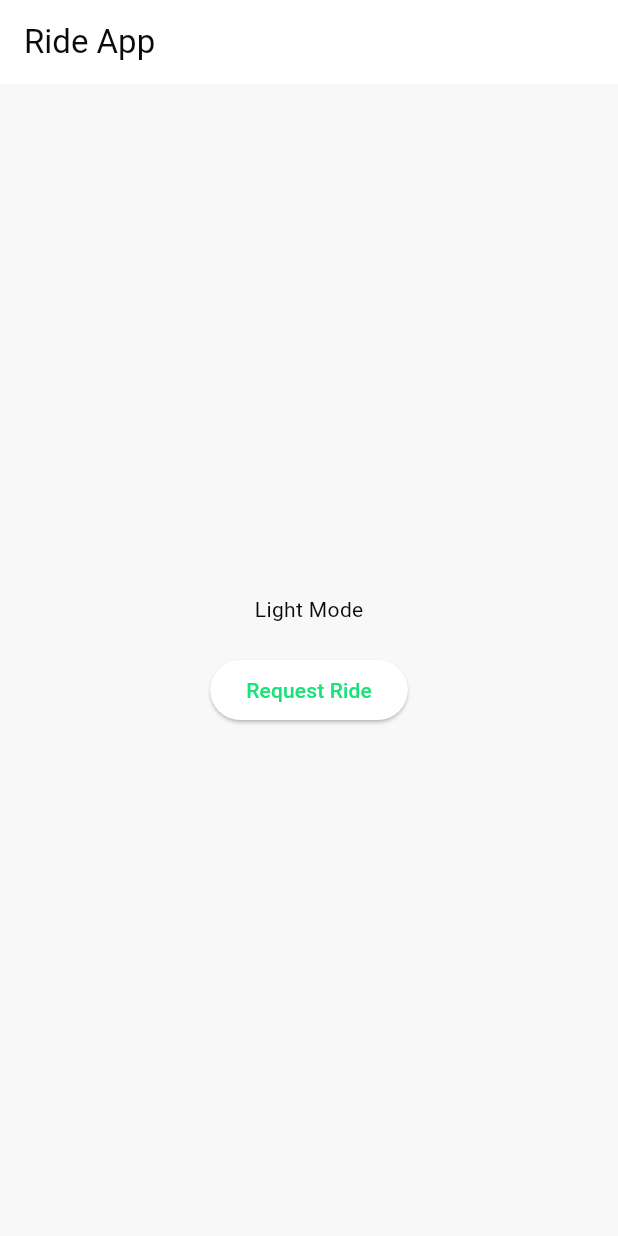
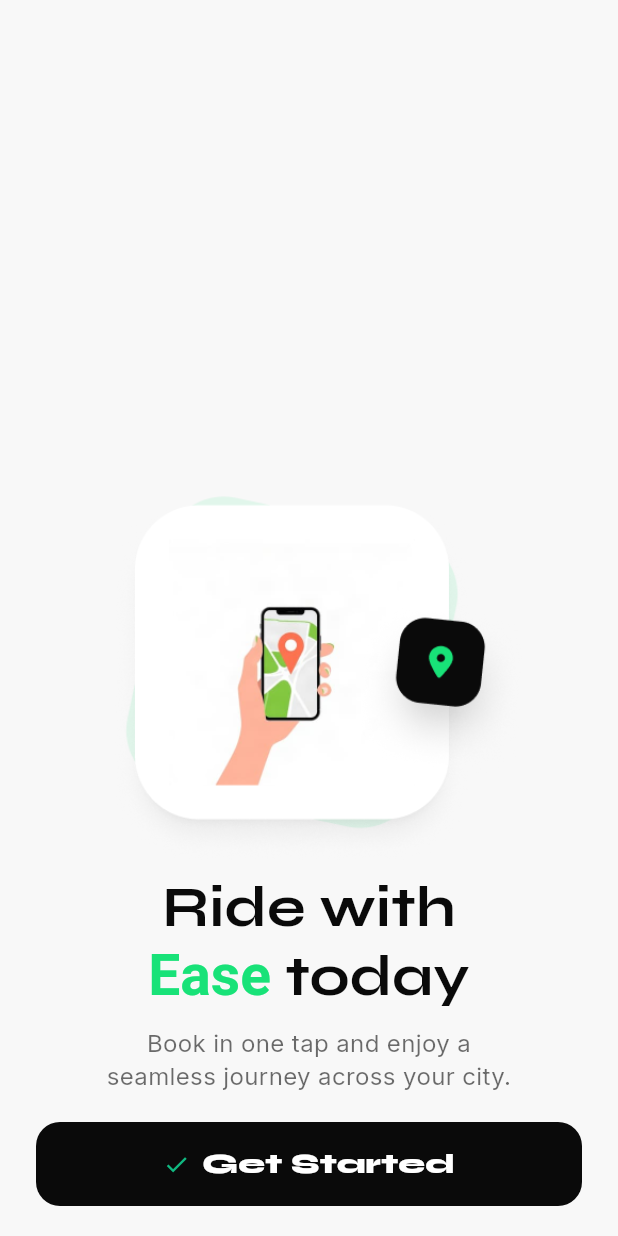
Before and after one commit to Ayooluwa01/EasyRide-MobileApp, a Flutter app: the screen it shows after launch, on a phone screen of 412 x 824 dp. Run offline on Flutter 3.47's test engine with Material 3 defaults, Android fonts, the phone set to English and light mode, and no system bars; our stand-ins replace flutter_riverpod, go_router, google_fonts, shared_preferences.

Commit message:
Screens:Get started+splash

```diff
--- a/lib/app/router/app_router.dart
+++ b/lib/app/router/app_router.dart
@@ -0,0 +1,49 @@
+import 'package:easy_ride/features/auth/get_started.dart';
+import 'package:easy_ride/features/splash/splash_screen.dart';
+import 'package:go_router/go_router.dart';
+import '../../features/auth/login_screen.dart';
+import 'route_names.dart';
+
+final appRouter = GoRouter(
+  initialLocation: RouteNames.splash,
+
+  routes: [
+    GoRoute(
+      path: RouteNames.splash,
+      name: "Splash",
+      builder: (context, state) {
+        return const SplashScreen();
+      },
+    ),
+    GoRoute(
+      path: RouteNames.login,
+      name: 'login',
+      builder: (context, state) {
+        return const LoginScreen();
+      },
+    ),
+
+    GoRoute(
+      path: RouteNames.getstarted,
+      name: "getStarted",
+      builder: (context, state) {
+        return const GetStarted();
+      },
+    ),
+    // GoRoute(
+    //   path: RouteNames.register,
+    //   name: 'register',
+    //   builder: (context, state) {
+    //     return const RegisterScreen();
+    //   },
+    // ),
+
+    // GoRoute(
+    //   path: RouteNames.home,
+    //   name: 'home',
+    //   builder: (context, state) {
+    //     return const HomeScreen();
+    //   },
+    // ),
+  ],
+);
--- a/lib/app/router/route_names.dart
+++ b/lib/app/router/route_names.dart
@@ -0,0 +1,7 @@
+class RouteNames {
+  static const splash = '/splash';
+  static const getstarted = '/getStarted';
+  static const login = '/login';
+  static const signup = '/signup';
+  static const home = '/home';
+}
--- a/lib/app/shared/settings-provider.dart
+++ b/lib/app/shared/settings-provider.dart
@@ -11,4 +11,4 @@ class SettingsNotifier extends Notifier {
   }
 }
 
-final SettingsProvider = NotifierProvider(SettingsNotifier.new);
+final settingsProvider = NotifierProvider(SettingsNotifier.new);
--- a/lib/app/theme/app_theme.dart
+++ b/lib/app/theme/app_theme.dart
@@ -18,14 +18,14 @@ class AppTheme {
       onSurface: AppColors.lightText,
     ),
 
-    // elevatedButtonTheme: ElevatedButtonThemeData(
-    //   style: ElevatedButton.styleFrom(
-    //     backgroundColor: AppColors.primary,
-    //     foregroundColor: AppColors.secondary,
-    //     minimumSize: const Size(double.infinity, 52),
-    //     shape: RoundedRectangleBorder(borderRadius: BorderRadius.circular(12)),
-    //   ),
-    // ),
+    elevatedButtonTheme: ElevatedButtonThemeData(
+      style: ElevatedButton.styleFrom(
+        backgroundColor: AppColors.primary,
+        foregroundColor: AppColors.secondary,
+        minimumSize: const Size(double.infinity, 52),
+        shape: RoundedRectangleBorder(borderRadius: BorderRadius.circular(12)),
+      ),
+    ),
     scaffoldBackgroundColor: AppColors.lightBackground,
   );
 
--- a/lib/core/widgets/app_button.dart
+++ b/lib/core/widgets/app_button.dart
@@ -0,0 +1,65 @@
+import 'package:flutter/material.dart';
+import 'package:google_fonts/google_fonts.dart';
+
+class PrimaryButton extends StatelessWidget {
+  final String label;
+  final VoidCallback onPressed;
+  final IconData? icon;
+  final Color iconColor;
+  final Color backgroundColor;
+  final Color textColor;
+  final Color? foregroundColor;
+
+  const PrimaryButton({
+    super.key,
+    required this.label,
+    required this.onPressed,
+    this.icon,
+    this.iconColor = const Color(0xFF10B981),
+    this.backgroundColor = const Color(0xFF09090B),
+    this.textColor = Colors.white,
+    this.foregroundColor,
+  });
+
+  @override
+  Widget build(BuildContext context) {
+    return Padding(
+      padding: EdgeInsets.only(
+        bottom: MediaQuery.of(context).viewInsets.bottom,
+      ),
+      child: SizedBox(
+        width: double.infinity,
+
+        height: 56,
+        child: ElevatedButton(
+          onPressed: onPressed,
+          style: ElevatedButton.styleFrom(
+            backgroundColor: backgroundColor,
+            foregroundColor: foregroundColor ?? textColor,
+            shape: RoundedRectangleBorder(
+              borderRadius: BorderRadius.circular(16),
+            ),
+            elevation: 0,
+          ),
+          child: Row(
+            mainAxisAlignment: MainAxisAlignment.center,
+            children: [
+              if (icon != null) ...[
+                Icon(icon, color: iconColor),
+                const SizedBox(width: 8),
+              ],
+              Text(
+                label,
+                style: GoogleFonts.syne(
+                  fontSize: 18,
+                  fontWeight: FontWeight.w800,
+                  color: textColor,
+                ),
+              ),
+            ],
+          ),
+        ),
+      ),
+    );
+  }
+}
--- a/lib/features/auth/login_screen.dart
+++ b/lib/features/auth/login_screen.dart
@@ -3,16 +3,15 @@ import 'package:flutter_riverpod/flutter_riverpod.dart';
 
 import '../../../app/theme/theme_provider.dart';
 
-class HomeScreen extends ConsumerWidget {
-  const HomeScreen({super.key});
+class LoginScreen extends ConsumerWidget {
+  const LoginScreen({super.key});
 
   @override
   Widget build(BuildContext context, WidgetRef ref) {
     final themeMode = ref.watch(themeProvider);
 
     return Scaffold(
-      appBar: AppBar(title: const Text('Ride App')),
-
+      // appBar: AppBar(title: const Text('Ride App')),
       body: Center(
         child: Column(
           mainAxisAlignment: MainAxisAlignment.center,
--- /dev/null
+++ b/lib/features/splash/splash_screen.dart
@@ -0,0 +1,90 @@
+import 'package:easy_ride/app/router/route_names.dart';
+import 'package:easy_ride/core/widgets/app_button.dart';
+import 'package:flutter/material.dart';
+import 'package:flutter_riverpod/flutter_riverpod.dart';
+import 'package:go_router/go_router.dart';
+import 'package:google_fonts/google_fonts.dart';
+
+class SplashScreen extends ConsumerWidget {
+  const SplashScreen({super.key});
+
+  @override
+  Widget build(BuildContext context, WidgetRef ref) {
+    final theme = Theme.of(context);
+    final colorScheme = theme.colorScheme;
+    final isDark = theme.brightness == Brightness.dark;
+    return Scaffold(
+      backgroundColor: theme.scaffoldBackgroundColor,
+      body: SafeArea(
+        child: Padding(
+          padding: const EdgeInsets.symmetric(horizontal: 24.0, vertical: 20.0),
+          child: Center(
+            child: Column(
+              children: [
+                const Spacer(),
+                // Splash Illustration
+                Expanded(
+                  child: Center(
+                    child: Image.asset(
+                      'assets/images/splash.png',
+                      height: 600,
+                      fit: BoxFit.contain,
+                    ),
+                  ),
+                ),
+
+                // Main Heading with Highlighted Word
+                RichText(
+                  textAlign: TextAlign.center,
+                  text: TextSpan(
+                    style: GoogleFonts.syne(
+                      fontSize: 38,
+                      fontWeight: FontWeight.bold,
+                      color: colorScheme.onSurface,
+                    ),
+                    children: [
+                      const TextSpan(text: "Ride with\n"),
+                      TextSpan(
+                        text: "Ease ",
+                        style: TextStyle(color: colorScheme.primary),
+                      ),
+                      const TextSpan(text: "today"),
+                    ],
+                  ),
+                ),
+                const SizedBox(height: 10),
+
+                // Subtitle
+                Text(
+                  "Book in one tap and enjoy a\nseamless journey across your city.",
+                  textAlign: TextAlign.center,
+                  style: GoogleFonts.inter(
+                    fontSize: 16,
+                    color: colorScheme.onSurface.withOpacity(0.6),
+                    height: 1.4,
+                  ),
+                ),
+                const SizedBox(height: 20),
+
+                // Get Started Button
+                PrimaryButton(
+                  label: "Get Started",
+                  icon: Icons.check,
+                  backgroundColor: isDark
+                      ? colorScheme.primary
+                      : colorScheme.secondary,
+                  textColor: isDark
+                      ? colorScheme.onPrimary
+                      : colorScheme.onSecondary,
+                  onPressed: () {
+                    context.push(RouteNames.getstarted);
+                  },
+                ),
+              ],
+            ),
+          ),
+        ),
+      ),
+    );
+  }
+}
--- a/lib/main.dart
+++ b/lib/main.dart
@@ -1,3 +1,5 @@
+import 'package:easy_ride/app/router/app_router.dart';
+import 'package:easy_ride/features/splash/splash_screen.dart';
 import 'package:flutter/material.dart';
 import 'package:flutter_riverpod/flutter_riverpod.dart';
 import 'package:shared_preferences/shared_preferences.dart';
@@ -26,15 +28,13 @@ class MyApp extends ConsumerWidget {
   Widget build(BuildContext context, WidgetRef ref) {
     final themeMode = ref.watch(themeProvider);
 
-    return MaterialApp(
+    return MaterialApp.router(
       debugShowCheckedModeBanner: false,
       title: 'Easy Ride',
-
       theme: AppTheme.lightTheme,
       darkTheme: AppTheme.darkTheme,
       themeMode: themeMode,
-
-      home: const HomeScreen(),
+      routerConfig: appRouter,
     );
   }
 }
--- a/pubspec.yaml
+++ b/pubspec.yaml
@@ -45,6 +45,7 @@ dependencies:
   provider: ^6.1.5+1
   flutter_svg: ^2.3.0
   go_router: ^17.5.0
+  google_fonts: ^8.2.1
 
 dev_dependencies:
   flutter_test:
```
Also changed, not shown: lib/features/auth/get_started.dart (added, +158 -0 lines), assets/images/splash.png (added), pubspec.lock.
